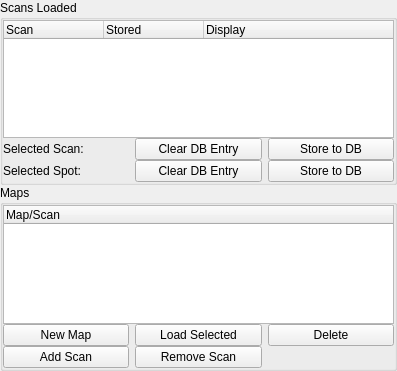
Old version of the form lib/analysis/modules/Photostim/MapCtrlTemplate.ui in the repository acq4/acq4.
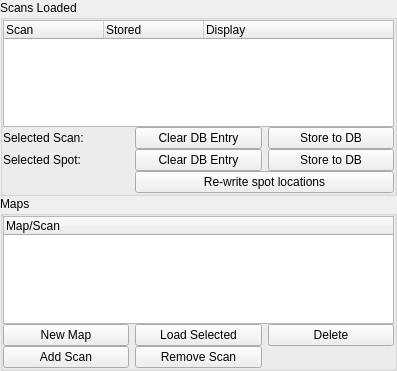
New version of the form. Custom widgets are drawn as their Qt base class.

Commit message: - Broke Photostim module into one file per class - Numerous bugfixes for photostim - Made database library case-insensitive for table and field names (for sqlite compatibility)

What changed in the file:
```diff
--- a/lib/analysis/modules/Photostim/MapCtrlTemplate.ui
+++ b/lib/analysis/modules/Photostim/MapCtrlTemplate.ui
@@ -96,6 +96,13 @@
         </property>
        </widget>
       </item>
+      <item row="3" column="1" colspan="2">
+       <widget class="FeedbackButton" name="rewriteSpotPosBtn">
+        <property name="text">
+         <string>Re-write spot locations</string>
+        </property>
+       </widget>
+      </item>
      </layout>
     </widget>
    </item>
```
The commit also changes 14 other files.
